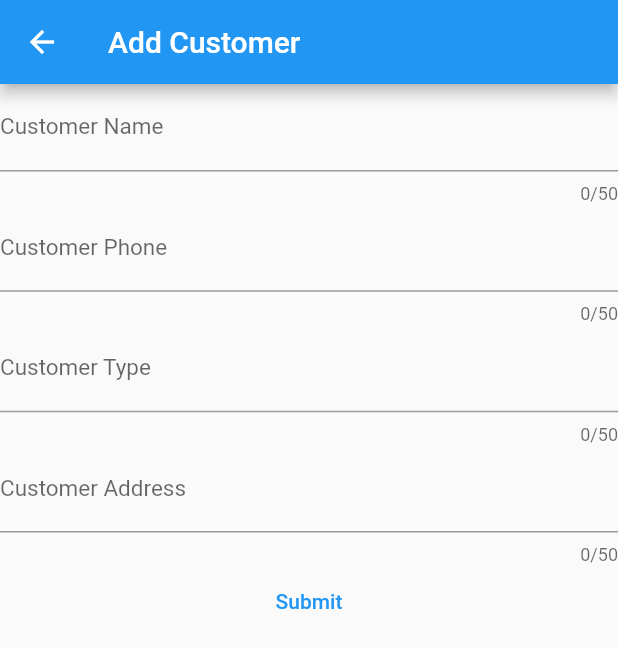
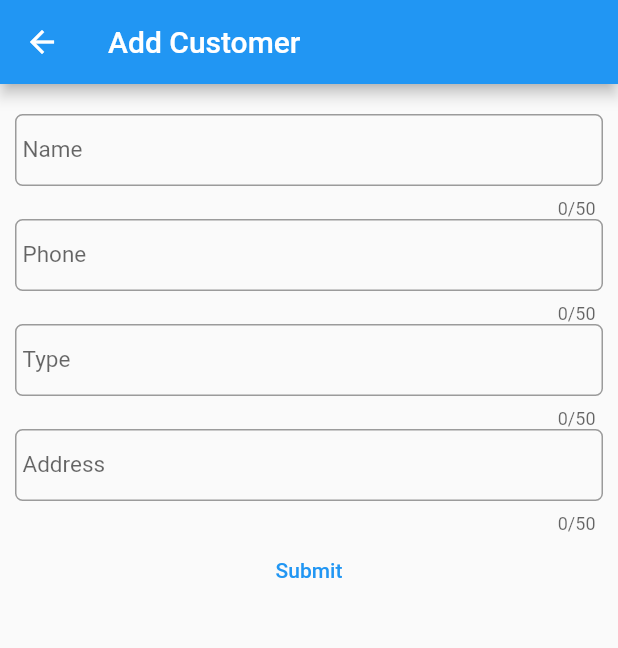
Before and after one commit to Liakot-ali/Flutter-Learn, a Flutter app: the addCustomer screen opened directly, on a phone screen of 412 x 824 dp. Shown: the top 648 px of the screen. Run offline on Flutter 3.47's test engine with Material 2 defaults, Android fonts, the phone set to English and light mode, and no system bars.

Commit message:
update textfield form

```diff
--- a/lib/add_customer.dart
+++ b/lib/add_customer.dart
@@ -8,8 +8,15 @@ class addCustomer extends StatelessWidget {
       cursorHeight: 17.0,
       keyboardType: TextInputType.name,
       decoration: InputDecoration(
+        border: OutlineInputBorder(
+          borderRadius: BorderRadius.all(Radius.circular(5.0)),
+        ),
+        contentPadding: EdgeInsets.all(5),
         helperText: "",
-        labelStyle: TextStyle(fontSize: 15.0),
+        labelStyle: TextStyle(
+          fontSize: 15.0,
+          decorationStyle: TextDecorationStyle.dotted,
+        ),
         labelText: label,
         hintText: hint,
       ),
@@ -23,27 +30,36 @@ class addCustomer extends StatelessWidget {
         title: Text("Add Customer"),
       ),
       body: Form(
-        child: Column(
+        child: Container(
+          margin: EdgeInsets.all(10),
+          child: ListView(
             children: [
-            _Input("Name", "Customer Name"),
-            _Input("Phone", "Customer Phone"),
-            _Input("Type", "Customer Type"),
-            _Input("Address", "Customer Address"),
+              SizedBox(
+                height: 10.0,
+              ),
+              _Input("Name", "Name"),
+              _Input("Phone", "Phone"),
+              _Input("Type", "Type"),
+              _Input("Address", "Address"),
               TextButton(
                 onPressed: () {
-                ScaffoldMessenger.of(context).showSnackBar(
-                  new SnackBar(
-                    content: Text("Under Construction"),
-                    behavior: SnackBarBehavior.floating,
-                    margin: EdgeInsets.only(bottom: 10.0),
-                  ),
-                );
+                  String str = "Liakot's Wife/Bangladesh/0";
+                  Navigator.pop(context, str);
+
+                  // ScaffoldMessenger.of(context).showSnackBar(
+                  //   new SnackBar(
+                  //     content: Text("Under Construction"),
+                  //     behavior: SnackBarBehavior.floating,
+                  //     margin: EdgeInsets.only(bottom: 10.0),
+                  //   ),
+                  // );
                 },
                 child: Text("Submit"),
               ),
             ],
           ),
         ),
+      ),
     );
   }
 }
```
Lines whose indentation alone changed are shown as unchanged.
